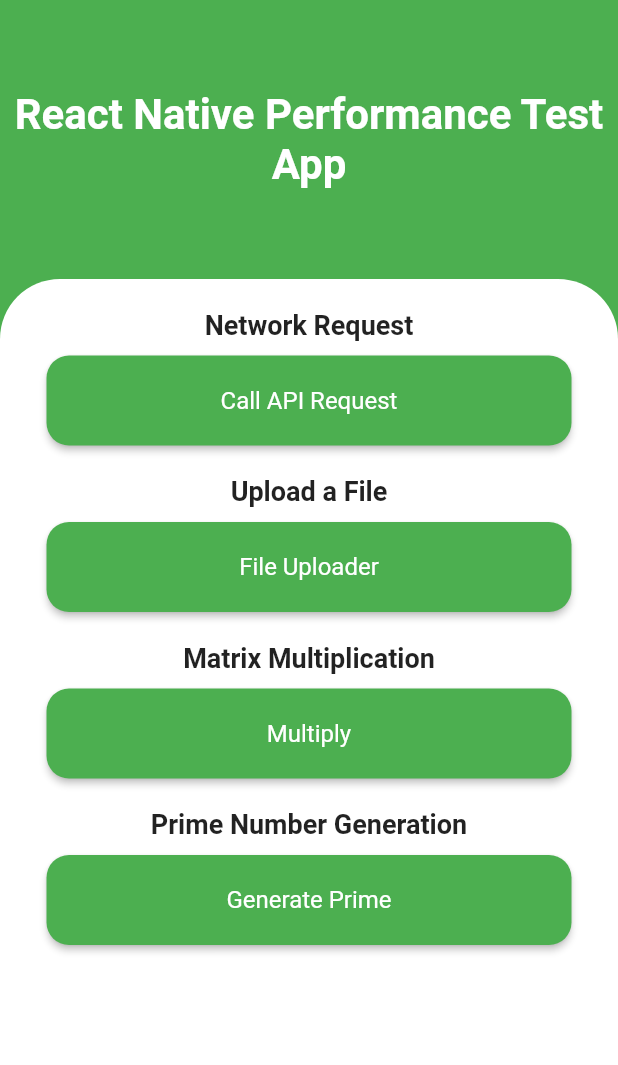
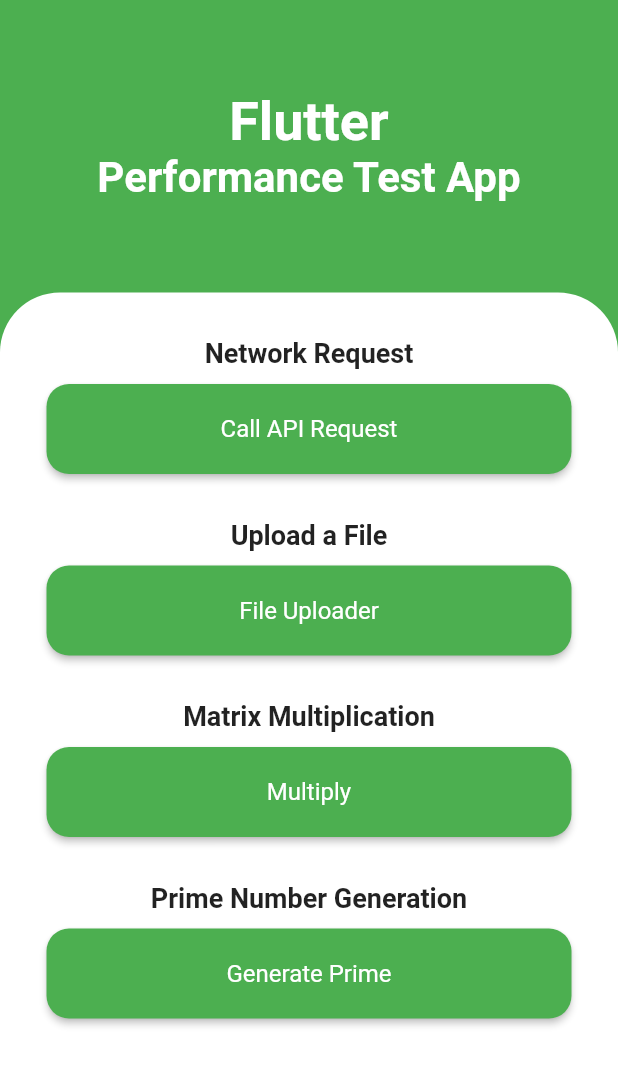
Before and after one commit to AnuradhaHK/Research-Flutter-App, a Flutter app: the screen it shows after launch, on a phone screen of 412 x 824 dp. Shown: the top 1065 px of the screen. Run offline on Flutter 3.47's test engine with Material 2 defaults, Android fonts, the phone set to English and light mode, and no system bars; our stand-ins replace file_picker, flutter_spinkit, sqflite; accounts and stored records are empty.

```diff
--- a/lib/screens/home_screen.dart
+++ b/lib/screens/home_screen.dart
@@ -18,7 +18,18 @@ class HomeScreen extends StatelessWidget {
           // Topic text, similar to the image design
           const Center(
             child: Text(
-              'React Native Performance Test App',
+              'Flutter',
+              textAlign: TextAlign.center, // Ensures text is centered
+              style: TextStyle(
+                  color: Colors.white,
+                  fontSize: 36,
+                  fontWeight: FontWeight.bold),
+            ),
+          ),
+
+          const Center(
+            child: Text(
+              'Performance Test App',
               textAlign: TextAlign.center, // Ensures text is centered
               style: TextStyle(
                   color: Colors.white,
@@ -32,7 +43,7 @@ class HomeScreen extends StatelessWidget {
           // Expanded white container touching the bottom
           Expanded(
             child: Container(
-              padding: const EdgeInsets.symmetric(vertical: 20.0),
+              padding: const EdgeInsets.symmetric(vertical: 30.0),
               decoration: const BoxDecoration(
                 color: Colors.white,
                 borderRadius: BorderRadius.only(
@@ -72,7 +83,7 @@ class HomeScreen extends StatelessWidget {
                         child: const Text('Call API Request'),
                       ),
                     ),
-                    const SizedBox(height: 20),
+                    const SizedBox(height: 30),
 
                     // File Upload Section
                     const Text(
@@ -102,7 +113,7 @@ class HomeScreen extends StatelessWidget {
                         child: const Text('File Uploader'),
                       ),
                     ),
-                    const SizedBox(height: 20),
+                    const SizedBox(height: 30),
 
                     // Matrix Multiplication Section
                     const Text(
@@ -133,7 +144,7 @@ class HomeScreen extends StatelessWidget {
                         child: const Text('Multiply'),
                       ),
                     ),
-                    const SizedBox(height: 20),
+                    const SizedBox(height: 30),
 
                     // Prime Numbers Generation Section
                     const Text(
```
Also changed, not shown: lib/screens/MatrixMultiplicationScreen.dart (+26 -16 lines).
